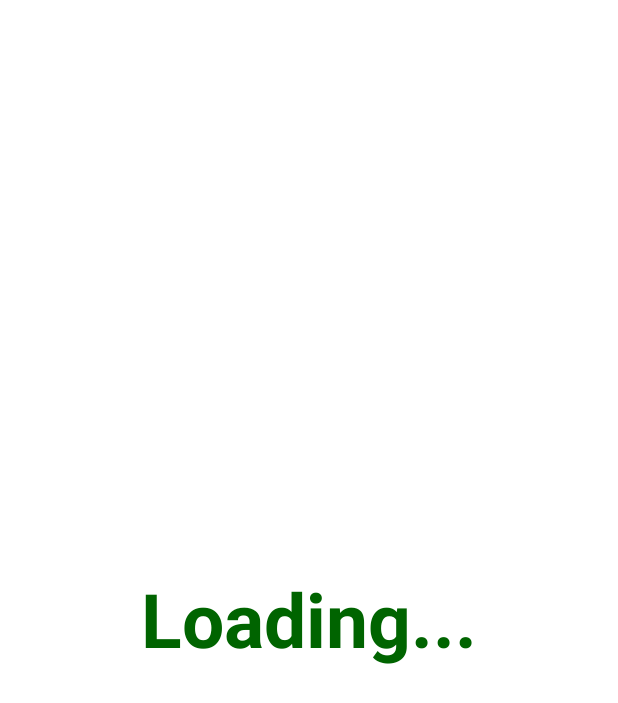
After one commit to alanliongar/PokeDex_Hacksprint_2025, an Android app built with Jetpack Compose: the LoadingActivity screen opened directly, with no data from a screen before it, on a phone screen of 412 x 824 dp. The commit adds this screen. Shown: the top 703 px of the screen. Run offline under Robolectric (Android 15) with nearby library versions, the phone set to English and light mode, and no system bars.

Commit message:
Ajustes na UI

```diff
--- a/app/build.gradle.kts
+++ b/app/build.gradle.kts
@@ -17,7 +17,7 @@ android {
 
     defaultConfig {
         applicationId = "com.example.pokedex"
-        minSdk = 24
+        minSdk = 33
         targetSdk = 34
         versionCode = 1
         versionName = "1.0"
--- a/app/src/main/java/com/example/pokedex_hacksprint_2025/detail/presentation/PokeDetailActivity.kt
+++ b/app/src/main/java/com/example/pokedex_hacksprint_2025/detail/presentation/PokeDetailActivity.kt
@@ -1,5 +1,7 @@
 package com.example.pokedex_hacksprint_2025.detail.presentation
 
+import android.content.Context
+import android.content.Intent
 import android.content.res.ColorStateList
 import android.os.Bundle
 import android.view.View
@@ -13,6 +15,8 @@ import androidx.core.view.isVisible
 import androidx.lifecycle.lifecycleScope
 import com.bumptech.glide.Glide
 import com.example.pokedex_hacksprint_2025.R
+import com.example.pokedex_hacksprint_2025.ui.variations.ErrorActivity
+import com.example.pokedex_hacksprint_2025.ui.variations.IsLoading
 import kotlinx.coroutines.Dispatchers
 import kotlinx.coroutines.launch
 
@@ -107,6 +111,6 @@ class PokeDetailActivity : AppCompatActivity() {
     }
 
     private fun showError(errorMsg: String) {
-        findViewById<TextView>(R.id.pokemonName).text = errorMsg
+        startActivity(Intent(this, ErrorActivity::class.java))
     }
 }
--- a/app/src/main/java/com/example/pokedex_hacksprint_2025/detail/presentation/PokeDetailViewModel.kt
+++ b/app/src/main/java/com/example/pokedex_hacksprint_2025/detail/presentation/PokeDetailViewModel.kt
@@ -19,7 +19,6 @@ import androidx.palette.graphics.Palette
 import coil.ImageLoader
 import coil.request.ImageRequest
 import coil.request.SuccessResult
-import kotlinx.coroutines.CoroutineScope
 import kotlinx.coroutines.withContext
 
 class PokeDetailViewModel(
--- /dev/null
+++ b/app/src/main/java/com/example/pokedex_hacksprint_2025/ui/variations/LoadingActivity.kt
@@ -0,0 +1,46 @@
+package com.example.pokedex_hacksprint_2025.ui.variations
+
+import android.content.BroadcastReceiver
+import android.content.Context
+import android.content.Intent
+import android.content.IntentFilter
+import android.os.Build
+import android.os.Bundle
+import androidx.appcompat.app.AppCompatActivity
+import androidx.compose.foundation.background
+import androidx.compose.foundation.layout.Box
+import androidx.compose.foundation.layout.Column
+import androidx.compose.foundation.layout.fillMaxSize
+import androidx.compose.foundation.layout.size
+import androidx.compose.foundation.shape.RoundedCornerShape
+import androidx.compose.material3.MaterialTheme
+import androidx.compose.material3.Text
+import androidx.compose.runtime.Composable
+import androidx.compose.ui.Alignment
+import androidx.compose.ui.Modifier
+import androidx.compose.ui.draw.clip
+import androidx.compose.ui.unit.dp
+import androidx.compose.ui.unit.sp
+import com.example.pokedex_hacksprint_2025.R
+
+class LoadingActivity : AppCompatActivity() {
+    override fun onCreate(savedInstanceState: Bundle?) {
+        super.onCreate(savedInstanceState)
+        setContentView(R.layout.activity_loading)
+        supportActionBar?.hide()
+    }
+}
+
+@Composable
+fun IsLoading() {
+    Box(
+        modifier = Modifier
+            .fillMaxSize()
+            .background(MaterialTheme.colorScheme.background),
+        contentAlignment = Alignment.Center
+    ) {
+        Column(horizontalAlignment = Alignment.CenterHorizontally) {
+            Text("Loading...", fontSize = 36.sp)
+        }
+    }
+}
--- a/app/src/main/res/layout/activity_error.xml
+++ b/app/src/main/res/layout/activity_error.xml
@@ -1,12 +1,13 @@
 <?xml version="1.0" encoding="utf-8"?>
 <androidx.constraintlayout.widget.ConstraintLayout xmlns:android="http://schemas.android.com/apk/res/android"
     android:layout_width="match_parent"
-    android:layout_height="match_parent">
+    android:layout_height="match_parent"
+    android:background="?android:attr/windowBackground"
+    >
 
     <LinearLayout
         android:layout_width="match_parent"
         android:layout_height="match_parent"
-        android:background="@color/white"
         android:gravity="center"
         android:orientation="vertical">
 
--- /dev/null
+++ b/app/src/main/res/layout/activity_loading.xml
@@ -0,0 +1,19 @@
+<?xml version="1.0" encoding="utf-8"?>
+<androidx.constraintlayout.widget.ConstraintLayout xmlns:android="http://schemas.android.com/apk/res/android"
+    xmlns:app="http://schemas.android.com/apk/res-auto"
+    android:layout_width="match_parent"
+    android:layout_height="match_parent"
+    android:background="?android:attr/windowBackground"
+    >
+    <TextView
+        android:layout_width="wrap_content"
+        android:layout_height="wrap_content"
+        android:text="Loading..."
+        android:textStyle="bold"
+        android:textSize="50sp"
+        android:textColor="@color/green_500"
+        app:layout_constraintBottom_toBottomOf="parent"
+        app:layout_constraintEnd_toEndOf="parent"
+        app:layout_constraintStart_toStartOf="parent"
+        app:layout_constraintTop_toTopOf="parent" />
+</androidx.constraintlayout.widget.ConstraintLayout>
```
Also changed, not shown: app/src/main/AndroidManifest.xml (+17 -4 lines), app/src/main/java/com/example/pokedex_hacksprint_2025/list/presentation/PokeListViewModel.kt (+14 -9 lines), app/src/main/java/com/example/pokedex_hacksprint_2025/list/presentation/ui/PokeListScreen.kt (+23 -23 lines), app/src/main/java/com/example/pokedex_hacksprint_2025/ui/variations/ErrorActivity.kt (added, +13 -0 lines), app/src/main/res/drawable/pikachu_chateado.png, 1 other file.
